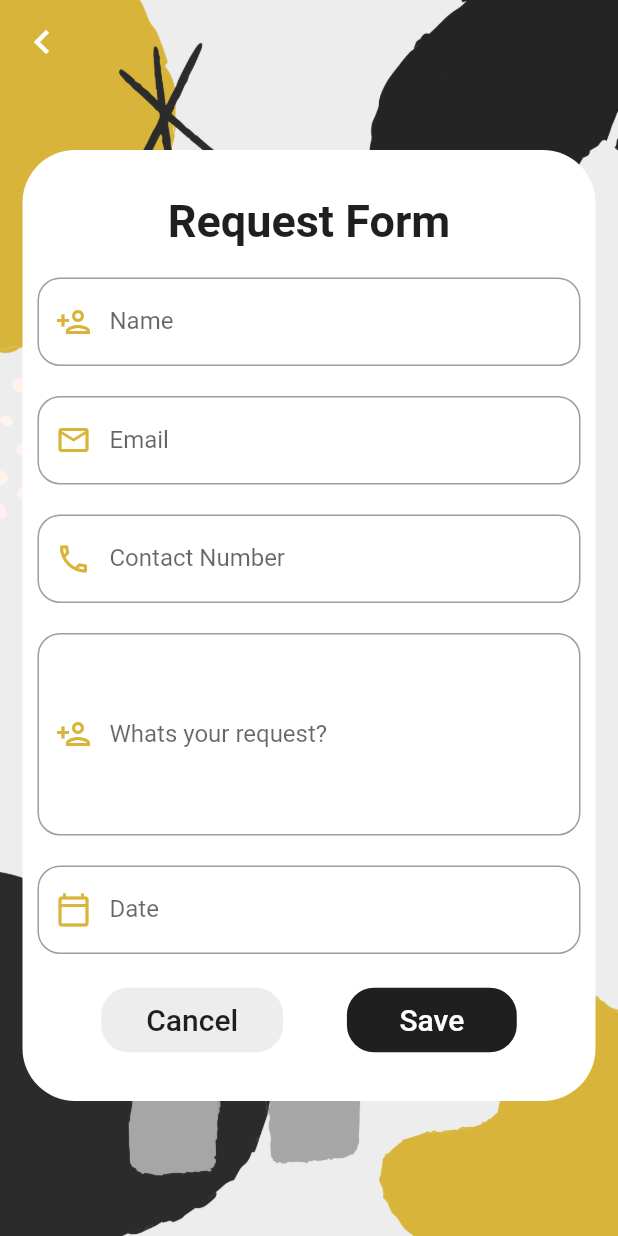
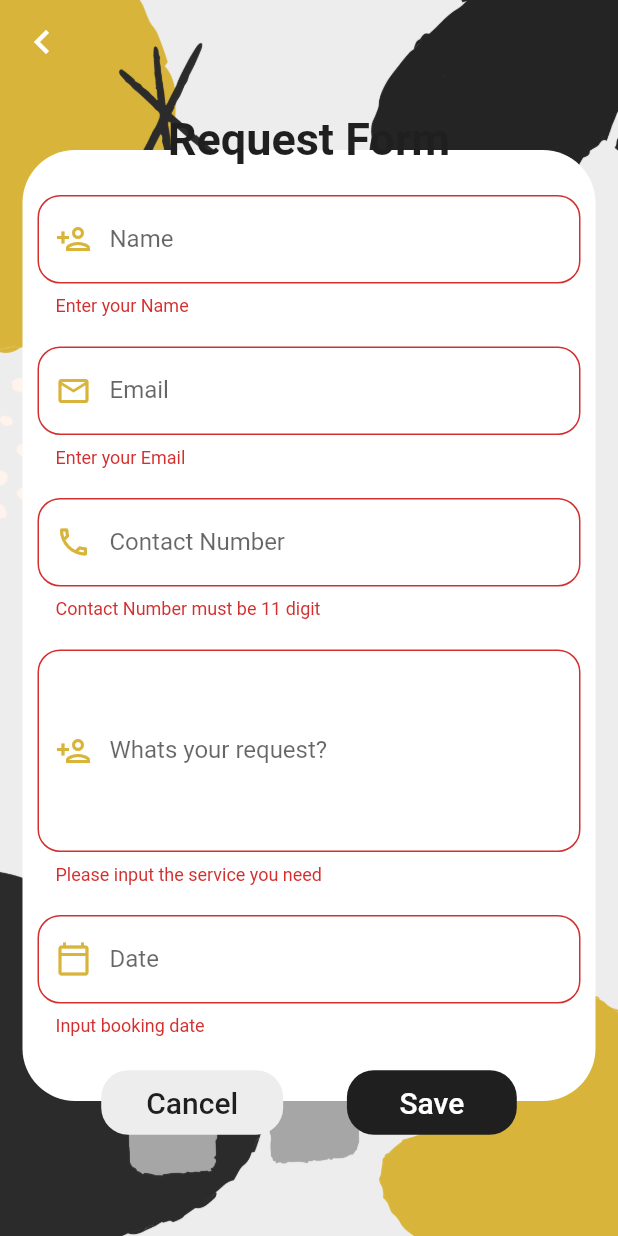
Before and after one commit to Polaf05/Flutter_PicMe, a Flutter app: the Book screen opened directly, after a tap on "Save", on a phone screen of 412 x 824 dp. Run offline on Flutter 3.47's test engine with Material 2 defaults, Android fonts, the phone set to English and light mode, and no system bars; our stand-ins replace carousel_pro, cloud_firestore, firebase_auth, firebase_core, flutter_spinkit, font_awesome_flutter and 1 more; missing offline and left inert: flutter_facebook_login; accounts and stored records are empty; Roboto replaces fonts that are missing (Verdana).

Commit message:
booking done

```diff
--- a/picme/lib/screens/home/book.dart
+++ b/picme/lib/screens/home/book.dart
@@ -2,58 +2,70 @@ import 'package:flutter/material.dart';
 import 'package:picme/screens/home/home.dart';
 import 'package:intl/intl.dart';
 import 'package:intl/date_symbol_data_local.dart';
-
+import 'package:picme/services/auth.dart';
+import 'package:picme/services/database.dart';
 
 class Book extends StatefulWidget {
+  final String id;
+
+  Book({this.id});
 
   @override
   _BookState createState() => _BookState();
 }
 
 class _BookState extends State<Book> {
+  final DatabaseService _db = DatabaseService();
+  final AuthService _auth = AuthService();
+  final _formkey = GlobalKey<FormState>();
+
   DateTime _date = DateTime.now();
   TextEditingController _datecontroller = new TextEditingController();
 
   final myFormat = new DateFormat('d-MM-yyyy');
 
-Future<Null> _selectDate(BuildContext context) async{
+  Future<Null> _selectDate(BuildContext context) async {
     DateTime _datePicker = await showDatePicker(
       context: context,
-    initialDate: _date, firstDate: DateTime(1947), lastDate: DateTime(2030),
+      initialDate: _date,
+      firstDate: DateTime(1947),
+      lastDate: DateTime(2030),
     );
 
-    if(_datePicker !=null && _datePicker != _date){
-
-      setState((){
+    if (_datePicker != null && _datePicker != _date) {
+      setState(() {
         _date = _datePicker ?? _date;
-        print(
-          Text("${_date.month}-${_date.day}-${_date.year}"),
-        );
-      }
-      );
+        date = _date;
+      });
     }
   }
 
+  //Text field State
+
+  String name = "";
+  String email = "";
+  String contact = "";
+  String message = "";
+  DateTime date;
+
   @override
   Widget build(BuildContext context) {
-
     return Scaffold(
-      resizeToAvoidBottomInset:false,
+      resizeToAvoidBottomInset: false,
       extendBodyBehindAppBar: true,
       appBar: AppBar(
         backgroundColor: Colors.transparent,
         elevation: 0,
         leading: GestureDetector(
           onTap: () {
-           Navigator.of(context).push(MaterialPageRoute(
-           builder: (context) => Home()));
+            Navigator.of(context)
+                .push(MaterialPageRoute(builder: (context) => Home()));
           },
           child: Icon(
             Icons.keyboard_arrow_left,
             color: Colors.white,
             size: 32,
           ),
-
         ),
         title: Text(
           " ",
@@ -96,158 +108,215 @@ Future<Null> _selectDate(BuildContext context) async{
                         ),
                       ),
                     ),
-
                     Container(
-                      margin: EdgeInsets.only(top:10),
+                      margin: EdgeInsets.only(top: 10),
                       child: Padding(
-                        padding: EdgeInsets.fromLTRB(25,10,25,10),
+                        padding: EdgeInsets.fromLTRB(25, 10, 25, 10),
                         child: Center(
                           child: Form(
+                            key: _formkey,
                             child: Column(
                               mainAxisAlignment: MainAxisAlignment.center,
                               children: <Widget>[
                                 Container(
-                                   margin: EdgeInsets.only(bottom:20),
-                                   child:Text(
+                                  margin: EdgeInsets.only(bottom: 20),
+                                  child: Text(
                                     'Request Form',
                                     style: TextStyle(
                                         fontSize: 30,
                                         fontWeight: FontWeight.w600,
                                         fontFamily: 'Verdana',
-                                       color:Color.fromRGBO(31, 31, 31, 1.0)),
-
+                                        color: Color.fromRGBO(31, 31, 31, 1.0)),
                                   ),
                                 ),
                                 Container(
-                                  margin: EdgeInsets.only(bottom:20),
+                                  margin: EdgeInsets.only(bottom: 20),
                                   child: TextFormField(
+                                    validator: (val) =>
+                                        val.isEmpty ? 'Enter your Name' : null,
+                                    onChanged: (val) {
+                                      setState(() => name = val);
+                                    },
                                     decoration: InputDecoration(
                                       border: OutlineInputBorder(
-                                        borderRadius: BorderRadius.circular(15.0),
+                                          borderRadius:
+                                              BorderRadius.circular(15.0),
                                           borderSide: BorderSide(
-                                              color: Color.fromRGBO(216, 181, 58, 1.0))),
+                                              color: Color.fromRGBO(
+                                                  216, 181, 58, 1.0))),
                                       hintText: 'Fullname',
                                       labelText: 'Name',
                                       prefixIcon: const Icon(
                                         Icons.person_add_outlined,
-                                        color: Color.fromRGBO(216, 181, 58, 1.0),
+                                        color:
+                                            Color.fromRGBO(216, 181, 58, 1.0),
                                       ),
                                     ),
                                   ),
                                 ),
                                 Container(
-                                   margin: EdgeInsets.only(bottom:20),
+                                  margin: EdgeInsets.only(bottom: 20),
                                   child: TextFormField(
+                                    validator: (val) =>
+                                        val.isEmpty ? 'Enter your Email' : null,
+                                    onChanged: (val) {
+                                      setState(() => email = val);
+                                    },
                                     decoration: InputDecoration(
                                       border: OutlineInputBorder(
-                                        borderRadius: BorderRadius.circular(15.0),
+                                          borderRadius:
+                                              BorderRadius.circular(15.0),
                                           borderSide: BorderSide(
-                                              color: Color.fromRGBO(216, 181, 58, 1.0))),
+                                              color: Color.fromRGBO(
+                                                  216, 181, 58, 1.0))),
                                       hintText: 'Enter Email',
                                       labelText: 'Email',
                                       prefixIcon: const Icon(
                                         Icons.email_outlined,
-                                        color: Color.fromRGBO(216, 181, 58, 1.0),
+                                        color:
+                                            Color.fromRGBO(216, 181, 58, 1.0),
                                       ),
                                     ),
                                   ),
                                 ),
                                 Container(
-                                   margin: EdgeInsets.only(bottom:20),
+                                  margin: EdgeInsets.only(bottom: 20),
                                   child: TextFormField(
+                                    validator: (val) => val.length != 11
+                                        ? 'Contact Number must be 11 digit'
+                                        : null,
+                                    onChanged: (val) {
+                                      setState(() => contact = val);
+                                    },
                                     decoration: InputDecoration(
                                       border: OutlineInputBorder(
-                                        borderRadius: BorderRadius.circular(15.0),
+                                          borderRadius:
+                                              BorderRadius.circular(15.0),
                                           borderSide: BorderSide(
-                                              color: Color.fromRGBO(216, 181, 58, 1.0))),
+                                              color: Color.fromRGBO(
+                                                  216, 181, 58, 1.0))),
                                       hintText: 'Enter Contact',
                                       labelText: 'Contact Number',
                                       prefixIcon: const Icon(
                                         Icons.call_outlined,
-                                        color: Color.fromRGBO(216, 181, 58, 1.0),
+                                        color:
+                                            Color.fromRGBO(216, 181, 58, 1.0),
                                       ),
                                     ),
                                   ),
                                 ),
                                 Container(
-                                  margin: EdgeInsets.only(bottom:20),
-
+                                  margin: EdgeInsets.only(bottom: 20),
                                   child: TextFormField(
+                                    validator: (val) => val.isEmpty
+                                        ? 'Please input the service you need'
+                                        : null,
+                                    onChanged: (val) {
+                                      setState(() => message = val);
+                                    },
                                     maxLines: 5,
                                     decoration: InputDecoration(
                                       border: OutlineInputBorder(
-
-                                        borderRadius: BorderRadius.circular(15.0),
+                                          borderRadius:
+                                              BorderRadius.circular(15.0),
                                           borderSide: BorderSide(
                                               width: 5.0,
-                                              color: Color.fromRGBO(216, 181, 58, 1.0))),
+                                              color: Color.fromRGBO(
+                                                  216, 181, 58, 1.0))),
                                       hintText: 'Request',
                                       labelText: 'Whats your request?',
                                       prefixIcon: const Icon(
                                         Icons.person_add_outlined,
-                                        color: Color.fromRGBO(216, 181, 58, 1.0),
+                                        color:
+                                            Color.fromRGBO(216, 181, 58, 1.0),
                                       ),
                                     ),
                                   ),
                                 ),
-
                                 Column(
                                   mainAxisAlignment: MainAxisAlignment.center,
                                   children: [
                                     Padding(
-                                      padding: EdgeInsets.only(bottom:20),
+                                      padding: EdgeInsets.only(bottom: 20),
                                       child: TextFormField(
-                                        cursorColor: Color.fromRGBO(216, 181, 58, 1.0),
+                                        validator: (val) => date == null
+                                            ? 'Input booking date'
+                                            : null,
+                                        cursorColor:
+                                            Color.fromRGBO(216, 181, 58, 1.0),
                                         readOnly: true,
-                                        onTap: (){
-                                          setState((){
+                                        onTap: () {
+                                          setState(() {
                                             _selectDate(context);
                                           });
                                         },
                                         decoration: InputDecoration(
                                           border: OutlineInputBorder(
-                                            borderRadius: BorderRadius.circular(15.0),
+                                              borderRadius:
+                                                  BorderRadius.circular(15.0),
                                               borderSide: BorderSide(
-                                                  color: Color.fromRGBO(216, 181, 58, 1.0))),
-                                          hintText: ('${myFormat.format(_date)}'),
+                                                  color: Color.fromRGBO(
+                                                      216, 181, 58, 1.0))),
+                                          hintText:
+                                              ('${myFormat.format(_date)}'),
                                           labelText: 'Date',
                                           prefixIcon: const Icon(
                                             Icons.calendar_today_outlined,
-                                            color: Color.fromRGBO(216, 181, 58, 1.0),
+                                            color: Color.fromRGBO(
+                                                216, 181, 58, 1.0),
                                           ),
                                         ),
                                       ),
                                     ),
                                   ],
                                 ),
-
-
                                 Row(
-                      mainAxisAlignment: MainAxisAlignment.spaceEvenly,
+                                  mainAxisAlignment:
+                                      MainAxisAlignment.spaceEvenly,
                                   crossAxisAlignment: CrossAxisAlignment.center,
                                   children: <Widget>[
-
                                     FlatButton(
-                          padding: EdgeInsets.fromLTRB(30, 10, 30, 10),
+                                      padding:
+                                          EdgeInsets.fromLTRB(30, 10, 30, 10),
                                       shape: RoundedRectangleBorder(
-                              borderRadius: BorderRadius.circular(18.0)),
-                          color: Color.fromRGBO(237,237,237,1.0),
+                                          borderRadius:
+                                              BorderRadius.circular(18.0)),
+                                      color: Color.fromRGBO(237, 237, 237, 1.0),
                                       onPressed: () {},
                                       child: Text(
                                         'Cancel',
                                         style: TextStyle(
-                              color: Color.fromRGBO(31,31,31,1.0),
-                              fontSize:20,
+                                          color:
+                                              Color.fromRGBO(31, 31, 31, 1.0),
+                                          fontSize: 20,
                                         ),
                                       ),
                                     ),
                                     FlatButton(
-                          padding: EdgeInsets.fromLTRB(35, 10, 35, 10),
+                                      padding:
+                                          EdgeInsets.fromLTRB(35, 10, 35, 10),
                                       shape: RoundedRectangleBorder(
-                              borderRadius: BorderRadius.circular(18.0)),
-                          color: Color.fromRGBO(31,31,31,1.0),
-                          onPressed: () {},
-                          child:Text(
+                                          borderRadius:
+                                              BorderRadius.circular(18.0)),
+                                      color: Color.fromRGBO(31, 31, 31, 1.0),
+                                      onPressed: () async {
+                                        if (_formkey.currentState.validate()) {
+                                          dynamic id = _auth.getCurrentUser();
+                                          dynamic result = _db.bookLensman(
+                                              id.uid,
+                                              widget.id,
+                                              name,
+                                              email,
+                                              contact,
+                                              message,
+                                              date);
+                                          Navigator.of(context).push(
+                                              MaterialPageRoute(
+                                                  builder: (context) =>
+                                                      Home()));
+                                        }
+                                      },
+                                      child: Text(
                                         'Save',
                                         style: TextStyle(
                                           color: Colors.white,
@@ -263,7 +332,6 @@ Future<Null> _selectDate(BuildContext context) async{
                         ),
                       ),
                     ),
-
                   ],
                 );
               },
--- a/picme/lib/services/database.dart
+++ b/picme/lib/services/database.dart
@@ -80,11 +80,16 @@ class DatabaseService {
 
   //Update
 
-  Future bookLensman(String client_id, String lensman_id) async {
+  Future bookLensman(String client_id, String lensman_id, String name,
+      String email, String contact, String request, DateTime date) async {
     return await bookingCollection
         .add({
-          'client_id': 'client_id',
-          'lensman_id': 'lensman_id',
+          'lensman_id': lensman_id,
+          'client_id': client_id,
+          'name': name,
+          'email': email,
+          'contact': contact,
+          'request': request,
           'status': 'pending',
         })
         .then((value) => print("Booking Added"))
```
Also changed, not shown: picme/lib/screens/home/lensman_tile.dart (+29 -20 lines), picme/lib/screens/home/show_details.dart (+40 -42 lines). Lines whose indentation alone changed are shown as unchanged.
